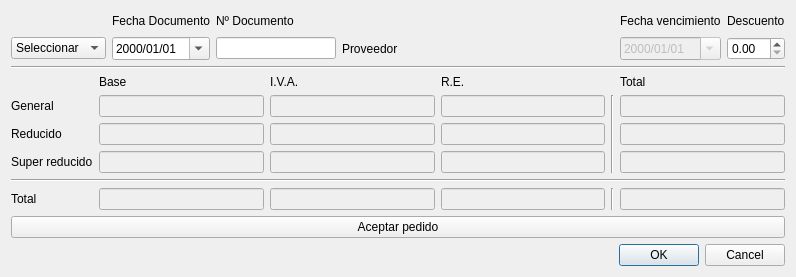
Qt form aceptarpedido.ui (Ladis72/tienda) before a commit.
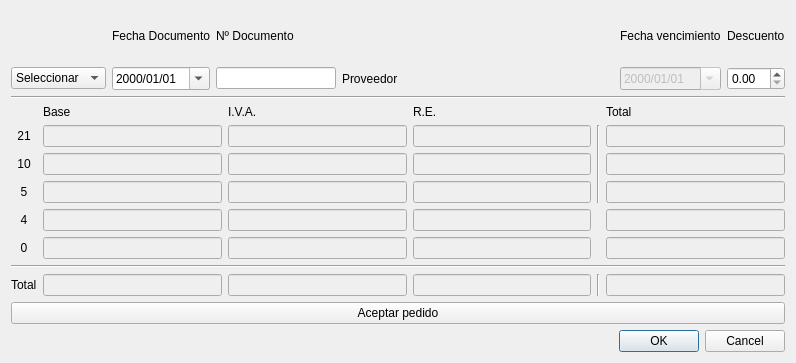
The same form after that commit.

Patch:
```diff
--- a/aceptarpedido.ui
+++ b/aceptarpedido.ui
@@ -7,7 +7,7 @@
     <x>0</x>
     <y>0</y>
     <width>796</width>
-    <height>272</height>
+    <height>363</height>
    </rect>
   </property>
   <property name="windowTitle">
@@ -123,17 +123,17 @@
    </item>
    <item row="2" column="1">
     <layout class="QGridLayout" name="gridLayout">
-     <item row="1" column="1">
-      <widget class="QLineEdit" name="leBase21">
+     <item row="7" column="2">
+      <widget class="QLineEdit" name="leTotalIva">
        <property name="enabled">
         <bool>false</bool>
        </property>
       </widget>
      </item>
-     <item row="2" column="0">
-      <widget class="QLabel" name="label_7">
-       <property name="text">
-        <string>Reducido</string>
+     <item row="3" column="3">
+      <widget class="QLineEdit" name="leRe5">
+       <property name="enabled">
+        <bool>false</bool>
        </property>
       </widget>
      </item>
@@ -144,45 +144,41 @@
        </property>
       </widget>
      </item>
-     <item row="0" column="1">
-      <widget class="QLabel" name="label_2">
+     <item row="7" column="0">
+      <widget class="QLabel" name="label_9">
        <property name="text">
-        <string>Base</string>
+        <string>Total</string>
        </property>
       </widget>
      </item>
-     <item row="0" column="3">
-      <widget class="QLabel" name="label_4">
-       <property name="text">
-        <string>R.E.</string>
-       </property>
-      </widget>
-     </item>
-     <item row="0" column="2">
-      <widget class="QLabel" name="label_3">
-       <property name="text">
-        <string>I.V.A.</string>
+     <item row="2" column="3">
+      <widget class="QLineEdit" name="leRe10">
+       <property name="enabled">
+        <bool>false</bool>
        </property>
       </widget>
      </item>
      <item row="1" column="0">
       <widget class="QLabel" name="label_6">
        <property name="text">
-        <string>General</string>
+        <string>21</string>
        </property>
+       <property name="alignment">
+        <set>Qt::AlignCenter</set>
+       </property>
       </widget>
      </item>
-     <item row="3" column="0">
-      <widget class="QLabel" name="label_8">
-       <property name="text">
-        <string>Super reducido</string>
+     <item row="1" column="4" rowspan="3">
+      <widget class="Line" name="line">
+       <property name="orientation">
+        <enum>Qt::Vertical</enum>
        </property>
       </widget>
      </item>
-     <item row="5" column="0">
-      <widget class="QLabel" name="label_9">
-       <property name="text">
-        <string>Total</string>
+     <item row="3" column="1">
+      <widget class="QLineEdit" name="leBase5">
+       <property name="enabled">
+        <bool>false</bool>
        </property>
       </widget>
      </item>
@@ -193,6 +189,23 @@
        </property>
       </widget>
      </item>
+     <item row="4" column="0">
+      <widget class="QLabel" name="label_13">
+       <property name="text">
+        <string>4</string>
+       </property>
+       <property name="alignment">
+        <set>Qt::AlignCenter</set>
+       </property>
+      </widget>
+     </item>
+     <item row="7" column="1">
+      <widget class="QLineEdit" name="leTotalBase">
+       <property name="enabled">
+        <bool>false</bool>
+       </property>
+      </widget>
+     </item>
      <item row="1" column="3">
       <widget class="QLineEdit" name="leRe21">
        <property name="enabled">
@@ -200,31 +213,27 @@
        </property>
       </widget>
      </item>
-     <item row="1" column="5">
-      <widget class="QLineEdit" name="leTotal21">
+     <item row="7" column="3">
+      <widget class="QLineEdit" name="leTotalRe">
        <property name="enabled">
         <bool>false</bool>
        </property>
       </widget>
      </item>
-     <item row="2" column="1">
-      <widget class="QLineEdit" name="leBase10">
-       <property name="enabled">
-        <bool>false</bool>
+     <item row="3" column="0">
+      <widget class="QLabel" name="label_8">
+       <property name="text">
+        <string>5</string>
        </property>
-      </widget>
-     </item>
-     <item row="2" column="3">
-      <widget class="QLineEdit" name="leRe10">
-       <property name="enabled">
-        <bool>false</bool>
+       <property name="alignment">
+        <set>Qt::AlignCenter</set>
        </property>
       </widget>
      </item>
-     <item row="2" column="2">
-      <widget class="QLineEdit" name="leIva10">
-       <property name="enabled">
-        <bool>false</bool>
+     <item row="0" column="1">
+      <widget class="QLabel" name="label_2">
+       <property name="text">
+        <string>Base</string>
        </property>
       </widget>
      </item>
@@ -235,78 +244,154 @@
        </property>
       </widget>
      </item>
-     <item row="1" column="4" rowspan="3">
-      <widget class="Line" name="line">
-       <property name="orientation">
-        <enum>Qt::Vertical</enum>
+     <item row="2" column="0">
+      <widget class="QLabel" name="label_7">
+       <property name="text">
+        <string>10</string>
+       </property>
+       <property name="alignment">
+        <set>Qt::AlignCenter</set>
        </property>
       </widget>
      </item>
-     <item row="3" column="1">
-      <widget class="QLineEdit" name="leBase4">
+     <item row="2" column="1">
+      <widget class="QLineEdit" name="leBase10">
        <property name="enabled">
         <bool>false</bool>
        </property>
       </widget>
      </item>
      <item row="3" column="2">
-      <widget class="QLineEdit" name="leIva4">
+      <widget class="QLineEdit" name="leIva5">
        <property name="enabled">
         <bool>false</bool>
        </property>
       </widget>
      </item>
-     <item row="3" column="3">
-      <widget class="QLineEdit" name="leRe4">
+     <item row="7" column="5">
+      <widget class="QLineEdit" name="leTotal">
        <property name="enabled">
         <bool>false</bool>
        </property>
       </widget>
      </item>
-     <item row="3" column="5">
-      <widget class="QLineEdit" name="leTotal4">
-       <property name="enabled">
-        <bool>false</bool>
-       </property>
-      </widget>
-     </item>
-     <item row="4" column="0" colspan="6">
+     <item row="6" column="0" colspan="6">
       <widget class="Line" name="line_2">
        <property name="orientation">
         <enum>Qt::Horizontal</enum>
        </property>
       </widget>
      </item>
-     <item row="5" column="4">
+     <item row="3" column="5">
+      <widget class="QLineEdit" name="leTotal5">
+       <property name="enabled">
+        <bool>false</bool>
+       </property>
+      </widget>
+     </item>
+     <item row="1" column="5">
+      <widget class="QLineEdit" name="leTotal21">
+       <property name="enabled">
+        <bool>false</bool>
+       </property>
+      </widget>
+     </item>
+     <item row="1" column="1">
+      <widget class="QLineEdit" name="leBase21">
+       <property name="enabled">
+        <bool>false</bool>
+       </property>
+      </widget>
+     </item>
+     <item row="2" column="2">
+      <widget class="QLineEdit" name="leIva10">
+       <property name="enabled">
+        <bool>false</bool>
+       </property>
+      </widget>
+     </item>
+     <item row="0" column="2">
+      <widget class="QLabel" name="label_3">
+       <property name="text">
+        <string>I.V.A.</string>
+       </property>
+      </widget>
+     </item>
+     <item row="7" column="4">
       <widget class="Line" name="line_3">
        <property name="orientation">
         <enum>Qt::Vertical</enum>
        </property>
       </widget>
      </item>
+     <item row="0" column="3">
+      <widget class="QLabel" name="label_4">
+       <property name="text">
+        <string>R.E.</string>
+       </property>
+      </widget>
+     </item>
+     <item row="5" column="0">
+      <widget class="QLabel" name="label_14">
+       <property name="text">
+        <string>0</string>
+       </property>
+       <property name="alignment">
+        <set>Qt::AlignCenter</set>
+       </property>
+      </widget>
+     </item>
+     <item row="4" column="1">
+      <widget class="QLineEdit" name="leBase4">
+       <property name="enabled">
+        <bool>false</bool>
+       </property>
+      </widget>
+     </item>
      <item row="5" column="1">
-      <widget class="QLineEdit" name="leTotalBase">
+      <widget class="QLineEdit" name="leBase0">
+       <property name="enabled">
+        <bool>false</bool>
+       </property>
+      </widget>
+     </item>
+     <item row="4" column="2">
+      <widget class="QLineEdit" name="leIva4">
        <property name="enabled">
         <bool>false</bool>
        </property>
       </widget>
      </item>
      <item row="5" column="2">
-      <widget class="QLineEdit" name="leTotalIva">
+      <widget class="QLineEdit" name="leIva0">
+       <property name="enabled">
+        <bool>false</bool>
+       </property>
+      </widget>
+     </item>
+     <item row="4" column="3">
+      <widget class="QLineEdit" name="leRe4">
        <property name="enabled">
         <bool>false</bool>
        </property>
       </widget>
      </item>
      <item row="5" column="3">
-      <widget class="QLineEdit" name="leTotalRe">
+      <widget class="QLineEdit" name="leRe0">
+       <property name="enabled">
+        <bool>false</bool>
+       </property>
+      </widget>
+     </item>
+     <item row="4" column="5">
+      <widget class="QLineEdit" name="leTotal4">
        <property name="enabled">
         <bool>false</bool>
        </property>
       </widget>
      </item>
      <item row="5" column="5">
-      <widget class="QLineEdit" name="leTotal">
+      <widget class="QLineEdit" name="leTotal0">
        <property name="enabled">
         <bool>false</bool>
        </property>
```
Left out of the diff: 8 changed lines with no effect on the pictures.
